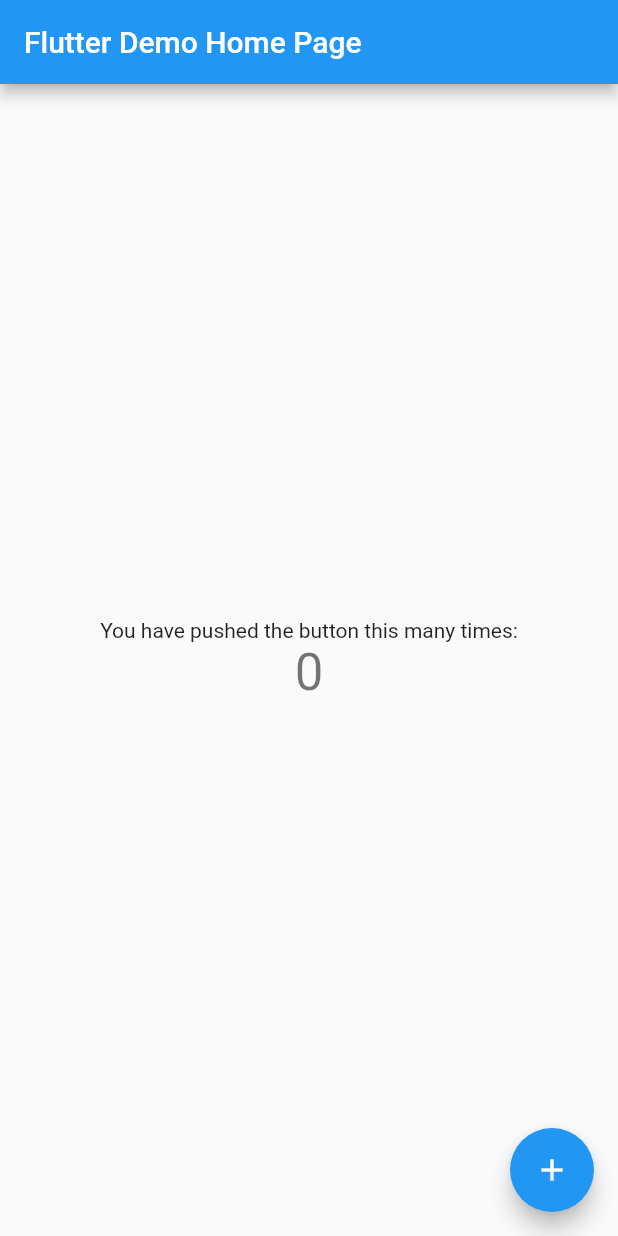
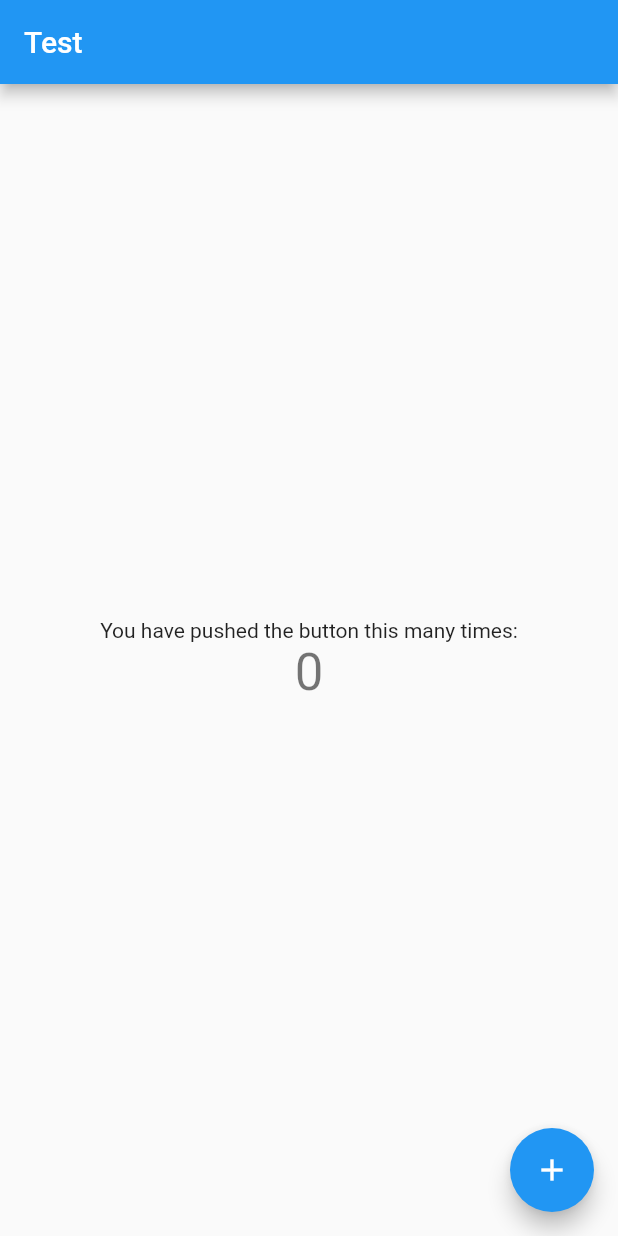
Before and after one commit to HaengSu/Uth, a Flutter app: the screen it shows after launch, on a phone screen of 412 x 824 dp. Run offline on Flutter 3.47's test engine with Material 2 defaults, Android fonts, the phone set to English and light mode, and no system bars.

Commit message:
test : test...

```diff
--- a/lib/main.dart
+++ b/lib/main.dart
@@ -15,7 +15,7 @@ class MyApp extends StatelessWidget {
 
         primarySwatch: Colors.blue,
       ),
-      home: const MyHomePage(title: 'Flutter Demo Home Page'),
+      home: const MyHomePage(title: 'Test'),
     );
   }
 }
@@ -23,14 +23,6 @@ class MyApp extends StatelessWidget {
 class MyHomePage extends StatefulWidget {
   const MyHomePage({super.key, required this.title});
 
-  // This widget is the home page of your application. It is stateful, meaning
-  // that it has a State object (defined below) that contains fields that affect
-  // how it looks.
-
-  // This class is the configuration for the state. It holds the values (in this
-  // case the title) provided by the parent (in this case the App widget) and
-  // used by the build method of the State. Fields in a Widget subclass are
-  // always marked "final".
 
   final String title;
 
@@ -43,11 +35,7 @@ class _MyHomePageState extends State<MyHomePage> {
 
   void _incrementCounter() {
     setState(() {
-      // This call to setState tells the Flutter framework that something has
-      // changed in this State, which causes it to rerun the build method below
-      // so that the display can reflect the updated values. If we changed
-      // _counter without calling setState(), then the build method would not be
-      // called again, and so nothing would appear to happen.
+
       _counter++;
     });
   }
```
